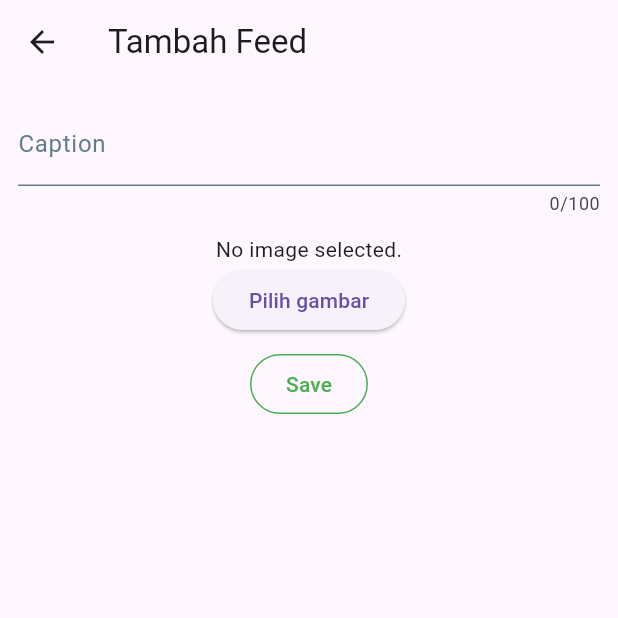
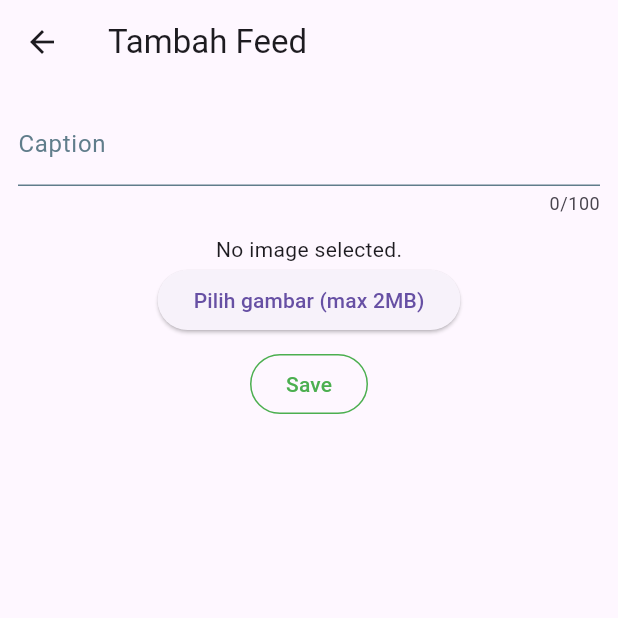
Before and after one commit to kfahmi77/travelgram, a Flutter app: the AddFeedView screen opened directly with empty values, on a phone screen of 412 x 824 dp, the top half of it. Run offline on Flutter 3.47's test engine with Material 3 defaults, Android fonts, the phone set to English and light mode, and no system bars; our stand-ins replace animated_notch_bottom_bar, flutter_map, flutter_screenutil, font_awesome_flutter, get, image_picker and 5 more; accounts and stored records are empty.

Commit message:
fix overflow and add warning upload max feed images

```diff
--- a/lib/app/modules/feed/views/add_feed_view.dart
+++ b/lib/app/modules/feed/views/add_feed_view.dart
@@ -1,5 +1,4 @@
 import 'dart:io';
-
 import 'package:flutter/material.dart';
 import 'package:flutter_screenutil/flutter_screenutil.dart';
 import 'package:get/get.dart';
@@ -56,6 +55,10 @@ class _AddFeedViewState extends State<AddFeedView> {
     }
   }
 
+  void _showImageError() {
+    Get.snackbar('Error', 'Gambar terlalu besar, maksimal 2MB');
+  }
+
   @override
   Widget build(BuildContext context) {
     return Scaffold(
@@ -63,7 +66,8 @@ class _AddFeedViewState extends State<AddFeedView> {
         title: const Text('Tambah Feed'),
       ),
       resizeToAvoidBottomInset: false,
-      body: Center(
+      body: SingleChildScrollView(
+        child: Center(
           child: Column(
             children: <Widget>[
               Container(
@@ -97,14 +101,19 @@ class _AddFeedViewState extends State<AddFeedView> {
                     context: context,
                     builder: (context) => ImageSourceSheet(
                       onImageSelected: (image) {
+                        final imageSize = image.lengthSync();
+                        if (imageSize <= 2 * 1024 * 1024) {
                           setState(() {
                             _image = image;
                           });
+                        } else {
+                          _showImageError();
+                        }
                       },
                     ),
                   );
                 },
-              child: const Text('Pilih gambar'),
+                child: const Text('Pilih gambar (max 2MB)'),
               ),
               const SizedBox(
                 height: 8,
@@ -126,6 +135,7 @@ class _AddFeedViewState extends State<AddFeedView> {
                     : const Text("Save"),
               ),
             ],
+          ),
         ),
       ),
     );
@@ -168,7 +178,8 @@ class ImageSourceSheet extends StatelessWidget {
     final pickedImage = await picker.pickImage(source: source);
 
     if (pickedImage != null) {
-      onImageSelected(File(pickedImage.path));
+      final imageFile = File(pickedImage.path);
+      onImageSelected(imageFile);
     }
   }
 }
--- a/lib/app/modules/tiket/views/tiket_saya_view.dart
+++ b/lib/app/modules/tiket/views/tiket_saya_view.dart
@@ -3,6 +3,7 @@ import 'package:flutter/material.dart';
 import 'package:get/get.dart';
 import 'package:http/http.dart' as http;
 import 'package:shared_preferences/shared_preferences.dart';
+import 'package:travelgram/app/shared/url_api.dart';
 
 import '../models/tiket_saya_model.dart';
 
@@ -44,7 +45,7 @@ class _TiketSayaViewState extends State<TiketSayaView> {
   Future<void> fetchTransaksi() async {
     try {
       final response = await http.get(
-        Uri.parse('http://192.168.196.181:8000/api/transactions'),
+        Uri.parse(UrlApi.transaction),
         headers: <String, String>{
           'Authorization': 'Bearer $_token',
         },
--- a/lib/app/shared/url_api.dart
+++ b/lib/app/shared/url_api.dart
@@ -1,9 +1,9 @@
 class UrlApi {
-  // static String baseUrl = 'https://dksystem.id/api/';
-  // static String urlStorage = 'https://dksystem.id/storage//';
+  static String baseUrl = 'https://dksystem.id/api/';
+  static String urlStorage = 'https://dksystem.id/storage/';
 
-  static String baseUrl = 'http://192.168.183.181:8000/api/';
-  static String urlStorage = 'http://192.168.183.181:8000/storage/';
+  // static String baseUrl = 'http://192.168.183.181:8000/api/';
+  // static String urlStorage = 'http://192.168.183.181:8000/storage/';
   static String register = '${baseUrl}register';
   static String login = '${baseUrl}login';
   static String logout = '${baseUrl}logout';
```
Also changed, not shown: lib/app/modules/tiket/bus/views/pilih_kursi_view.dart (+7 -0 lines), lib/app/modules/tiket/kereta/views/pilih_kursi_kereta_view.dart (+7 -1 lines), lib/app/modules/tiket/wisata/views/wisata_view.dart (+8 -7 lines). Lines whose indentation alone changed are shown as unchanged.
